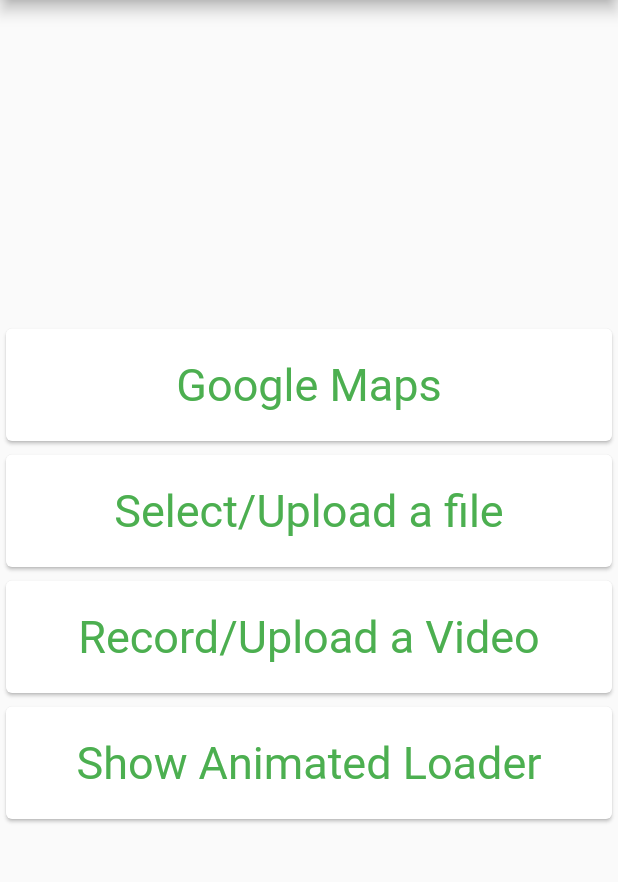
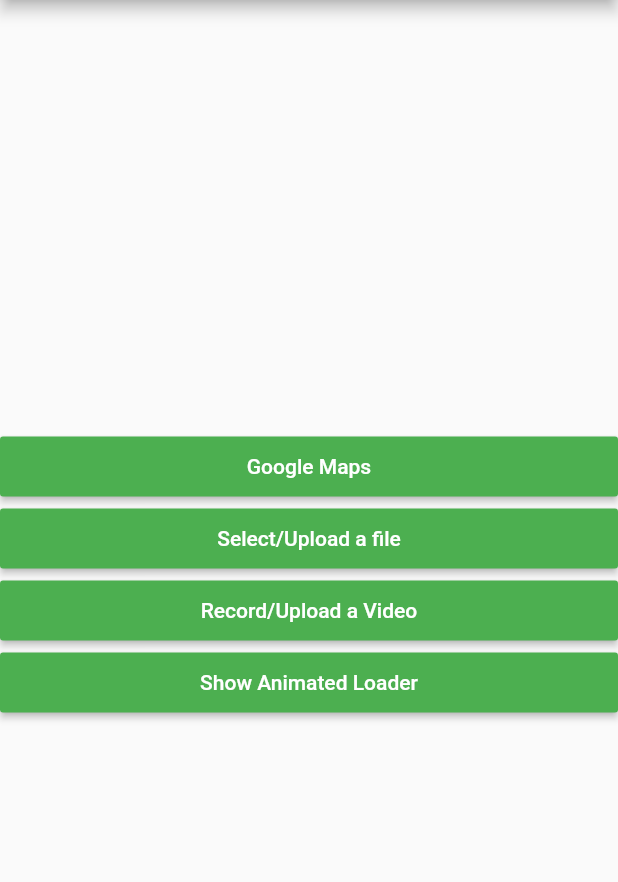
Before and after one commit to mdhaider/flutter_sample, a Flutter app: the screen it shows after launch, on a phone screen of 412 x 824 dp, the part 84-966 px from its top. Run offline on Flutter 3.47's test engine with Material 2 defaults, Android fonts, the phone set to English and light mode, and no system bars; our stand-ins replace google_maps_flutter.

Commit message:
minor change

```diff
--- a/lib/constants/Constants.dart
+++ b/lib/constants/Constants.dart
@@ -1,3 +1,6 @@
 
 library constants;
 const String GOOGLE_MAPS="Google Maps";
+const String SELECT_FILE="Select/Upload a file";
+const String RECORD_VIDEO="Record/Upload a Video";
+const String ANIM_LOAD="Show Animated Loader";
--- a/lib/home/MyApp.dart
+++ b/lib/home/MyApp.dart
@@ -1,9 +1,25 @@
 import 'package:flutter/material.dart';
+import 'package:flutter_sample/files/FilesScreen.dart';
+import 'package:flutter_sample/gmaps/MapsScreen.dart';
 import 'package:flutter_sample/home/MyCard.dart';
+import 'package:flutter_sample/constants/Constants.dart' as Constants;
 
 class MyApp extends StatelessWidget {
+
+  int number=0;
+   BuildContext context;
+
+  void goToMaps() {
+    Navigator.push(context, MaterialPageRoute(builder: (context) => MapsScreen()));
+  }
+
+  void goToFiles() {
+    Navigator.push(context, MaterialPageRoute(builder: (context) => FilesScreen()));
+  }
+
   @override
   Widget build(BuildContext context) {
+    this.context=context;
     final double myTextSize = 30.0;
     final TextStyle myTextStyle =
         TextStyle(color: Colors.green, fontSize: myTextSize);
@@ -11,34 +27,34 @@ class MyApp extends StatelessWidget {
     var column = Column(
       crossAxisAlignment: CrossAxisAlignment.stretch,
       children: <Widget>[
-        MyCard(
-          title: Text(
-            "Google Maps",
-            style: myTextStyle,
-          ),
-          screenName: 1,
+        new RaisedButton(
+          padding: const EdgeInsets.all(12.0),
+          textColor: Colors.white,
+          color: Colors.green,
+          onPressed: goToMaps,
+          child: new Text(Constants.GOOGLE_MAPS),
         ),
-        MyCard(
-          title: Text(
-            "Select/Upload a file",
-            style: myTextStyle,
-          ),
-          screenName: 2,
+        new RaisedButton(
+          padding: const EdgeInsets.all(12.0),
+          textColor: Colors.white,
+          color: Colors.green,
+          onPressed: goToFiles,
+          child: new Text(Constants.SELECT_FILE),
         ),
-        MyCard(
-          title: Text(
-            "Record/Upload a Video",
-            style: myTextStyle,
-          ),
-          screenName: 3,
+        new RaisedButton(
+          padding: const EdgeInsets.all(12.0),
+          textColor: Colors.white,
+          color: Colors.green,
+          onPressed: goToMaps,
+          child: new Text(Constants.RECORD_VIDEO),
         ),
-        MyCard(
-          title: Text(
-            "Show Animated Loader",
-            style: myTextStyle,
-          ),
-          screenName: 4,
-        )
+        new RaisedButton(
+          padding: const EdgeInsets.all(12.0),
+          textColor: Colors.white,
+          color: Colors.green,
+          onPressed: goToFiles,
+          child: new Text(Constants.ANIM_LOAD),
+        ),
       ],
     );
 
```
Also changed, not shown: 1 other file.
